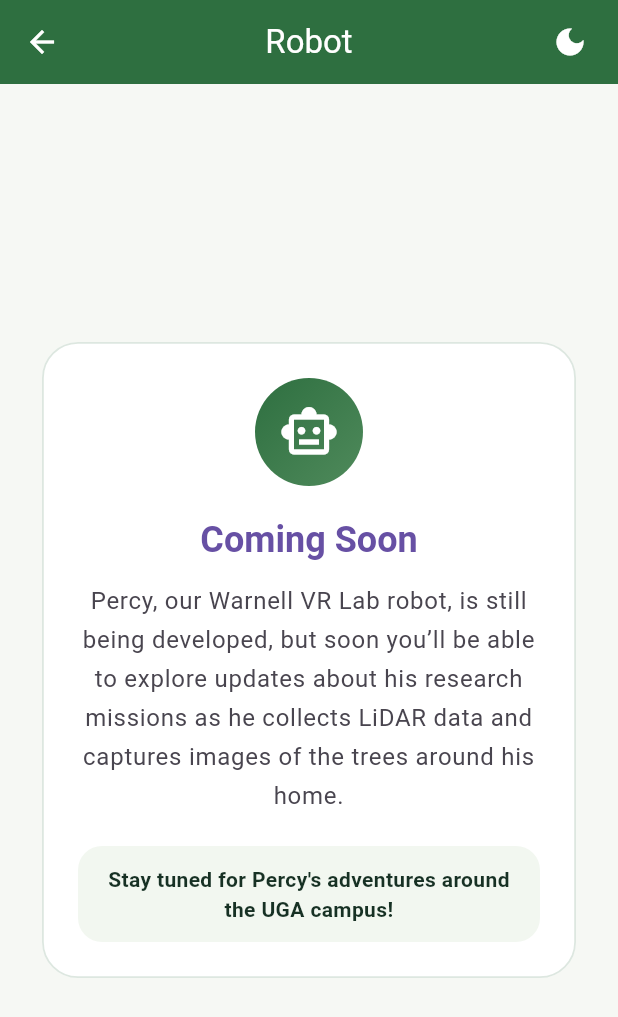
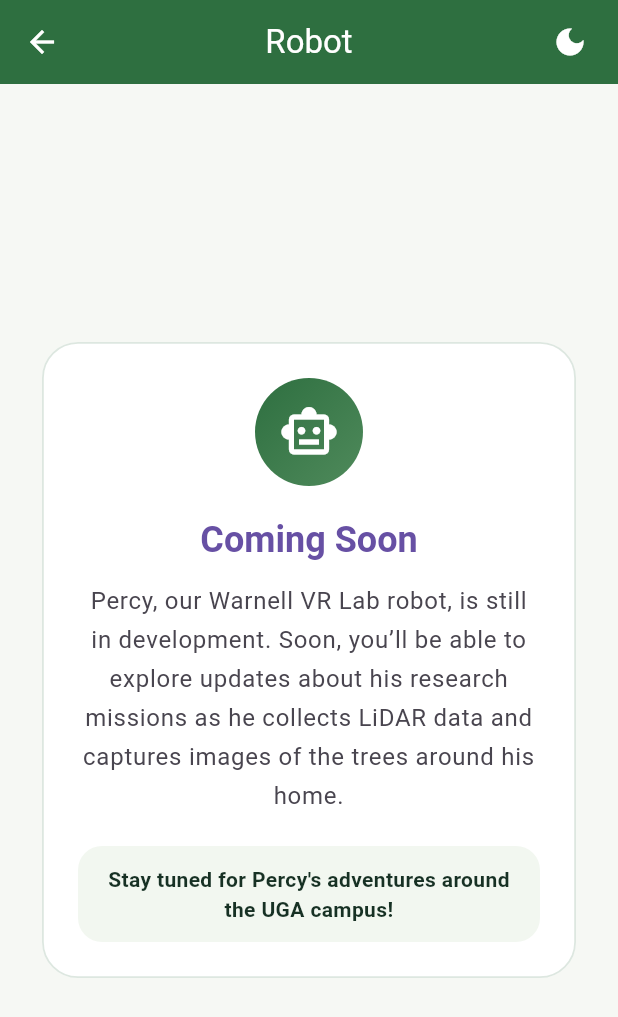
Before and after one commit to aru2-2/perseus_vr_lab_app, a Flutter app: the Robot screen opened by its route, on a phone screen of 412 x 824 dp. Shown: the top 1017 px of the screen. Run offline on Flutter 3.47's test engine with Material 3 defaults, Android fonts, the phone set to English and light mode, and no system bars; our stand-ins replace visibility_detector.

Commit message:
added code comments

```diff
--- a/lib/screens/robot/robot.dart
+++ b/lib/screens/robot/robot.dart
@@ -70,6 +70,7 @@
                           color: AppColors.buttonText,
                         ),
                       ),
+                    //Coming soon message and description about Percy, the Warnell VR Lab robot
                       const SizedBox(height: 20),
                       Text(
                         "Coming Soon",
@@ -79,9 +80,10 @@
                           color: colorScheme.primary,
                         ),
                       ),
+                      //longer description about Percy's development
                       const SizedBox(height: 12),
                       Text(
-                        "Percy, our Warnell VR Lab robot, is still being developed, but soon you’ll be able to explore updates about his research missions as he collects LiDAR data and captures images of the trees around his home.",
+                        "Percy, our Warnell VR Lab robot, is still in development. Soon, you’ll be able to explore updates about his research missions as he collects LiDAR data and captures images of the trees around his home.",
                         textAlign: TextAlign.center,
                         style: Theme.of(context).textTheme.bodyLarge?.copyWith(
                           height: 1.6,
@@ -95,6 +97,7 @@
                           color: isDark ? const Color(0xFF24312A) : const Color(0xFFF2F7F0),
                           borderRadius: BorderRadius.circular(16),
                         ),
+                        //shorter, catchier message for users
                         child: Text(
                           "Stay tuned for Percy's adventures around the UGA campus!",
                           textAlign: TextAlign.center,
```
